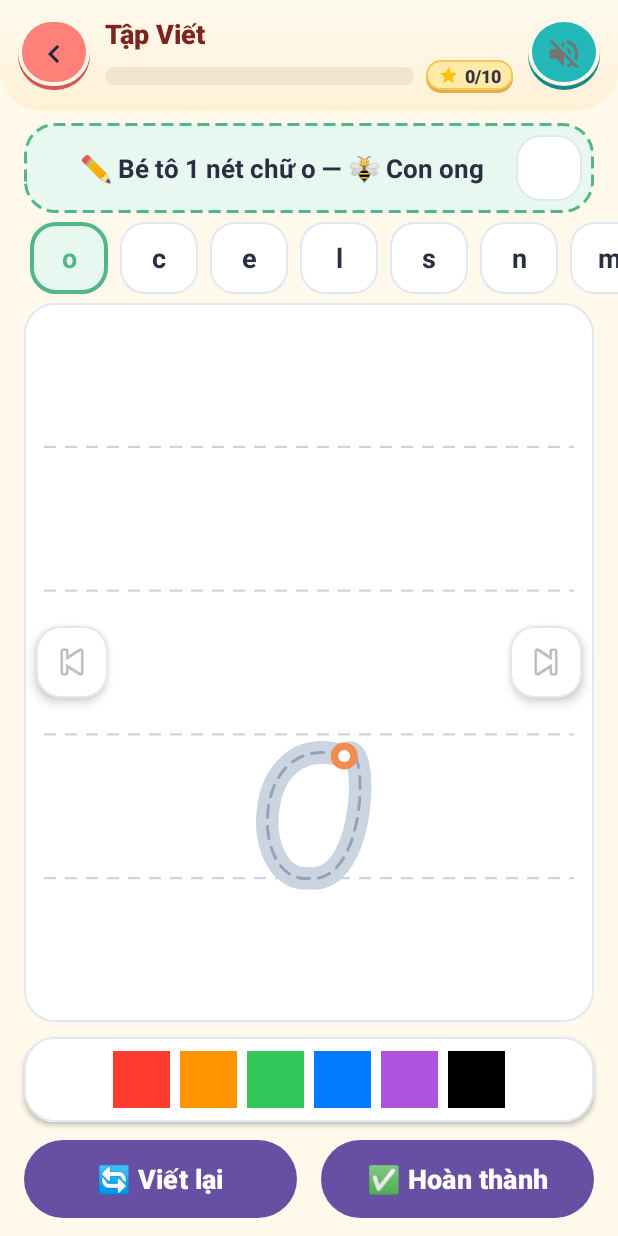
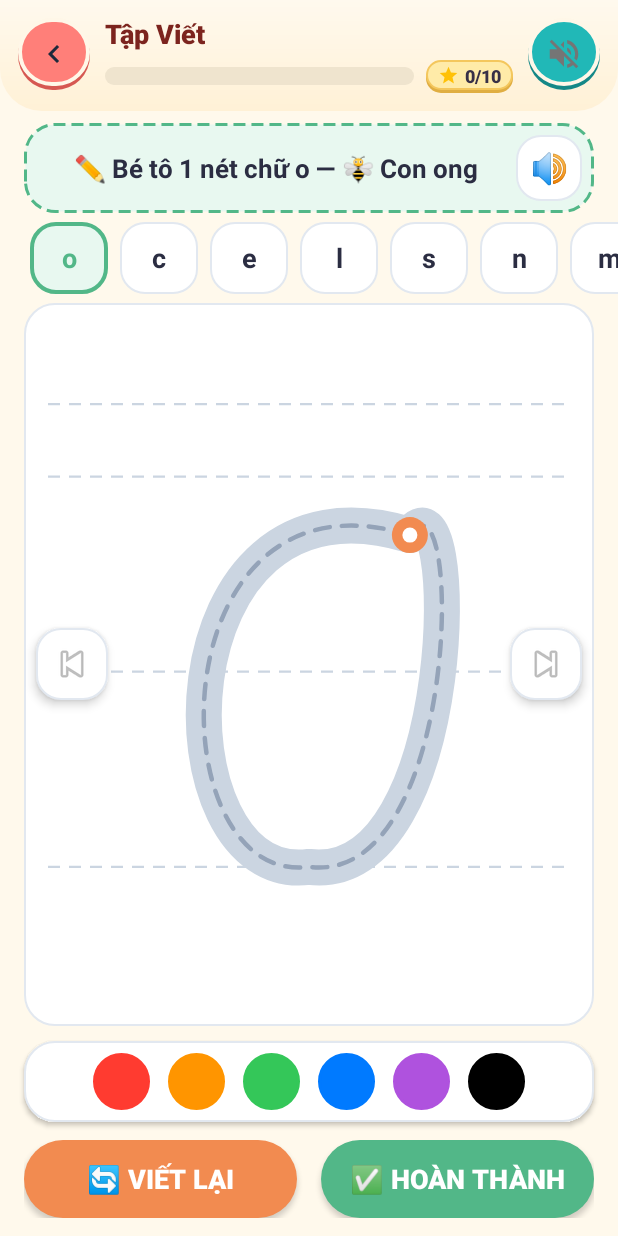
Before and after one commit to dinhanhduc2006-source/Happy-Kids-Learn, an Android app: the HandwritingActivity screen opened directly, with no data from a screen before it, on a phone screen of 412 x 824 dp. Run offline under Robolectric (Android 15) with nearby library versions, the phone set to English and light mode, and no system bars.

Commit message:
style(m3): căn giữa, phóng to chữ mẫu và sửa màu nút cho mini-game Tập viết

```diff
--- a/app/src/main/java/com/example/happykidlearn/member3/handwriting/HandwritingActivity.java
+++ b/app/src/main/java/com/example/happykidlearn/member3/handwriting/HandwritingActivity.java
@@ -115,7 +115,7 @@ public class HandwritingActivity extends BaseGameActivity {
     private void setupControls() {
         ImageButton btnPrev = findViewById(R.id.btn_m3_prev);
         ImageButton btnNext = findViewById(R.id.btn_m3_next);
-        ImageButton btnSpeak = findViewById(R.id.btn_m3_speak);
+        View btnSpeak = findViewById(R.id.btn_m3_speak);
 
         Button btnClear = findViewById(R.id.btn_m3_clear);
         Button btnFinish = findViewById(R.id.btn_m3_finish_letter);
--- a/app/src/main/java/com/example/happykidlearn/member3/handwriting/HandwritingBoardView.java
+++ b/app/src/main/java/com/example/happykidlearn/member3/handwriting/HandwritingBoardView.java
@@ -56,7 +56,7 @@ public class HandwritingBoardView extends View {
 
     private void init() {
         float density = getResources().getDisplayMetrics().density;
-        strokeWidthPx = 24f * density;
+        strokeWidthPx = 28f * density; // Nét vẽ của bé dày 28dp mượt mà
 
         // Dòng kẻ mờ vở ô ly
         gridPaint = new Paint(Paint.ANTI_ALIAS_FLAG);
@@ -65,24 +65,24 @@ public class HandwritingBoardView extends View {
         gridPaint.setStrokeWidth(1.5f * density);
         gridPaint.setPathEffect(new DashPathEffect(new float[]{8f * density, 6f * density}, 0));
 
-        // Nét chữ mẫu 1 nét dày màu xám nhạt mờ (15dp)
+        // Nét chữ mẫu 1 nét dày mờ (24dp)
         guideThickPaint = new Paint(Paint.ANTI_ALIAS_FLAG);
         guideThickPaint.setColor(Color.parseColor("#CBD5E1"));
         guideThickPaint.setStyle(Paint.Style.STROKE);
-        guideThickPaint.setStrokeWidth(15f * density);
+        guideThickPaint.setStrokeWidth(24f * density);
         guideThickPaint.setStrokeCap(Paint.Cap.ROUND);
         guideThickPaint.setStrokeJoin(Paint.Join.ROUND);
 
-        // Nét đứt lõi chính giữa (2dp) cho cảm giác chữ nét đứt đúng vở tập viết
+        // Nét đứt lõi chính giữa (3dp) cho cảm giác chữ nét đứt đúng vở tập viết
         guideCorePaint = new Paint(Paint.ANTI_ALIAS_FLAG);
         guideCorePaint.setColor(Color.parseColor("#94A3B8"));
         guideCorePaint.setStyle(Paint.Style.STROKE);
-        guideCorePaint.setStrokeWidth(2f * density);
+        guideCorePaint.setStrokeWidth(3f * density);
         guideCorePaint.setStrokeCap(Paint.Cap.ROUND);
         guideCorePaint.setStrokeJoin(Paint.Join.ROUND);
-        guideCorePaint.setPathEffect(new DashPathEffect(new float[]{8f * density, 6f * density}, 0));
+        guideCorePaint.setPathEffect(new DashPathEffect(new float[]{10f * density, 8f * density}, 0));
 
-        // Chấm tròn điểm đặt bút màu cam san hô
+        // Chấm tròn điểm đặt bút màu cam san hô (bán kính outer 12dp)
         startDotOuterPaint = new Paint(Paint.ANTI_ALIAS_FLAG);
         startDotOuterPaint.setColor(Color.parseColor("#F28B50"));
         startDotOuterPaint.setStyle(Paint.Style.FILL);
@@ -117,25 +117,30 @@ public class HandwritingBoardView extends View {
 
         if (width == 0 || height == 0) return;
 
-        // 1. Vẽ dòng kẻ ngang ô ly mờ kiểu vở tiểu học
-        float lineSpacing = height / 5f;
-        for (int i = 1; i < 5; i++) {
-            float y = lineSpacing * i;
-            canvas.drawLine(20, y, width - 20, y, gridPaint);
+        // 1. Vẽ 4 đường kẻ ngang ô ly mờ chuẩn mốc cân đối (0.14f, 0.24f, 0.51f, 0.78f)
+        float[] gridY = {
+                height * 0.14f, // Đỉnh chữ cao (l)
+                height * 0.24f, // Đỉnh chữ thường (o, c, e...)
+                height * 0.51f, // Đường trung bình giữa
+                height * 0.78f  // Đường kẻ đáy (chân chữ)
+        };
+
+        for (float y : gridY) {
+            canvas.drawLine(24, y, width - 24, y, gridPaint);
         }
 
-        // 2. Tạo Path chữ mẫu 1 nét duy nhất (single-stroke centerline)
+        // 2. Tạo Path chữ mẫu 1 nét phóng to & căn chính giữa
         float[] startPoint = new float[2];
         Path guidePath = createCenterlineLetterPath(guideText, width, height, startPoint);
 
-        // Vẽ lớp nét mờ rộng và nét đứt lõi chính giữa
+        // Vẽ lớp nét mờ rộng (24dp) và nét đứt lõi chính giữa (3dp)
         canvas.drawPath(guidePath, guideThickPaint);
         canvas.drawPath(guidePath, guideCorePaint);
 
         // 3. Vẽ chấm tròn điểm đặt bút (Cam san hô) ĐÚNG tại tọa độ đầu tiên (x0, y0) của Path
         float density = getResources().getDisplayMetrics().density;
-        canvas.drawCircle(startPoint[0], startPoint[1], 9f * density, startDotOuterPaint);
-        canvas.drawCircle(startPoint[0], startPoint[1], 4f * density, startDotInnerPaint);
+        canvas.drawCircle(startPoint[0], startPoint[1], 12f * density, startDotOuterPaint);
+        canvas.drawCircle(startPoint[0], startPoint[1], 5f * density, startDotInnerPaint);
 
         // 4. Vẽ duy nhất 1 nét liền mạch do trẻ tô
         if (currentPath != null) {
@@ -144,128 +149,126 @@ public class HandwritingBoardView extends View {
     }
 
     /**
-     * Dựng Path nét đơn (Centerline Path) 100% chữ thường theo chuẩn ô ly vở tập viết
+     * Dựng Path nét đơn (Centerline Path) phóng to & căn chính giữa bảng
      */
     private Path createCenterlineLetterPath(String letter, float width, float height, float[] outStartPoint) {
         Path path = new Path();
-        float lineSpacing = height / 5f;
 
-        float y1 = lineSpacing * 1; // đường kẻ trên cùng
-        float y2 = lineSpacing * 2; // đường trung bình trên
-        float y3 = lineSpacing * 3; // đường kẻ giữa (đỉnh chữ thường)
-        float y4 = lineSpacing * 4; // đường kẻ đáy (chân chữ)
+        float y1 = height * 0.14f; // đường kẻ trên cùng (dành cho chữ l)
+        float y2 = height * 0.24f; // đỉnh chữ thường (topY)
+        float y3 = height * 0.51f; // đường giữa
+        float y4 = height * 0.78f; // đường kẻ đáy (baseLine)
 
-        float h = y4 - y3;       // chiều cao chuẩn của chữ thường (o, c, e...)
-        float w = h * 0.70f;     // chiều rộng chuẩn của chữ
+        float h = y4 - y2;         // chiều cao chữ thường ~ 54% chiều cao bảng
+        float w = h * 0.68f;       // chiều rộng chữ thường cân đối
         float cx = width / 2f;
-        float cy = (y3 + y4) / 2f;
+        float cy = y3;
 
-        float topY = y3;
+        float topY = y2;
         float bottomY = y4;
 
-        if (letter == null) letter = "o";
+        String target = letter != null ? letter.toLowerCase() : "o";
 
-        switch (letter.toLowerCase()) {
+        switch (target) {
             case "o": {
-                // Khởi đầu từ đỉnh bên phải, xoay vòng tròn sang trái mượt mà
-                float x0 = cx + w * 0.35f;
+                float x0 = cx + w * 0.38f;
                 float y0 = topY + h * 0.15f;
                 path.moveTo(x0, y0);
                 path.cubicTo(
-                        cx - w * 0.6f, topY - h * 0.05f,
-                        cx - w * 0.6f, bottomY + h * 0.05f,
+                        cx - w * 0.58f, topY - h * 0.05f,
+                        cx - w * 0.58f, bottomY + h * 0.05f,
                         cx, bottomY
                 );
                 path.cubicTo(
-                        cx + w * 0.6f, bottomY + h * 0.05f,
-                        cx + w * 0.6f, topY - h * 0.05f,
+                        cx + w * 0.58f, bottomY + h * 0.05f,
+                        cx + w * 0.58f, topY - h * 0.05f,
                         x0, y0
                 );
                 if (outStartPoint != null) { outStartPoint[0] = x0; outStartPoint[1] = y0; }
                 break;
             }
             case "c": {
-                float x0 = cx + w * 0.40f;
+                float x0 = cx + w * 0.42f;
                 float y0 = topY + h * 0.20f;
                 path.moveTo(x0, y0);
                 path.cubicTo(
-                        cx - w * 0.5f, topY - h * 0.05f,
-                        cx - w * 0.5f, bottomY + h * 0.05f,
-                        x0, bottomY - h * 0.15f
+                        cx - w * 0.52f, topY - h * 0.05f,
+                        cx - w * 0.52f, bottomY + h * 0.05f,
+                        x0, bottomY - h * 0.18f
                 );
                 if (outStartPoint != null) { outStartPoint[0] = x0; outStartPoint[1] = y0; }
                 break;
             }
             case "e": {
-                float x0 = cx - w * 0.35f;
+                float x0 = cx - w * 0.38f;
                 float y0 = cy + h * 0.08f;
                 path.moveTo(x0, y0);
-                path.lineTo(cx + w * 0.35f, y0);
+                path.lineTo(cx + w * 0.38f, y0);
                 path.cubicTo(
-                        cx + w * 0.5f, topY - h * 0.10f,
-                        cx - w * 0.5f, topY - h * 0.10f,
-                        cx - w * 0.4f, cy + h * 0.2f
+                        cx + w * 0.52f, topY - h * 0.10f,
+                        cx - w * 0.52f, topY - h * 0.10f,
+                        cx - w * 0.42f, cy + h * 0.2f
                 );
                 path.cubicTo(
-                        cx - w * 0.3f, bottomY + h * 0.08f,
-                        cx + w * 0.25f, bottomY + h * 0.08f,
-                        cx + w * 0.40f, bottomY - h * 0.15f
+                        cx - w * 0.32f, bottomY + h * 0.08f,
+                        cx + w * 0.28f, bottomY + h * 0.08f,
+                        cx + w * 0.42f, bottomY - h * 0.18f
                 );
                 if (outStartPoint != null) { outStartPoint[0] = x0; outStartPoint[1] = y0; }
                 break;
             }
             case "l": {
-                // Chữ l vươn cao lên đường kẻ y1
+                // Chữ l vươn cao lên đường kẻ y1 (0.14f)
                 float x0 = cx - w * 0.20f;
-                float y0 = y2 + h * 0.3f;
+                float y0 = y3;
                 path.moveTo(x0, y0);
                 path.cubicTo(
-                        cx + w * 0.35f, y1 - h * 0.05f,
+                        cx + w * 0.38f, y1 - h * 0.05f,
                         cx + w * 0.05f, y1 - h * 0.05f,
                         cx - w * 0.05f, y2 + h * 0.5f
                 );
-                path.lineTo(cx - w * 0.05f, y4 - h * 0.2f);
-                path.quadTo(cx - w * 0.05f, y4, cx + w * 0.35f, y4 - h * 0.05f);
+                path.lineTo(cx - w * 0.05f, bottomY - h * 0.2f);
+                path.quadTo(cx - w * 0.05f, bottomY, cx + w * 0.38f, bottomY - h * 0.05f);
                 if (outStartPoint != null) { outStartPoint[0] = x0; outStartPoint[1] = y0; }
                 break;
             }
             case "s": {
-                float x0 = cx + w * 0.35f;
+                float x0 = cx + w * 0.38f;
                 float y0 = topY + h * 0.18f;
                 path.moveTo(x0, y0);
                 path.cubicTo(
-                        cx - w * 0.4f, topY - h * 0.08f,
-                        cx - w * 0.3f, cy - h * 0.05f,
+                        cx - w * 0.42f, topY - h * 0.08f,
+                        cx - w * 0.32f, cy - h * 0.05f,
                         cx, cy
                 );
                 path.cubicTo(
-                        cx + w * 0.4f, cy + h * 0.05f,
-                        cx + w * 0.4f, bottomY + h * 0.08f,
-                        cx - w * 0.35f, bottomY - h * 0.1f
+                        cx + w * 0.42f, cy + h * 0.05f,
+                        cx + w * 0.42f, bottomY + h * 0.08f,
+                        cx - w * 0.38f, bottomY - h * 0.1f
                 );
                 if (outStartPoint != null) { outStartPoint[0] = x0; outStartPoint[1] = y0; }
                 break;
             }
             case "n": {
-                float x0 = cx - w * 0.35f;
-                float y0 = topY + h * 0.1f;
+                float x0 = cx - w * 0.38f;
+                float y0 = topY + h * 0.10f;
                 path.moveTo(x0, y0);
                 path.lineTo(x0, bottomY);
                 path.moveTo(x0, topY + h * 0.35f);
                 path.cubicTo(
                         cx - w * 0.15f, topY - h * 0.05f,
-                        cx + w * 0.35f, topY - h * 0.05f,
-                        cx + w * 0.35f, topY + h * 0.5f
+                        cx + w * 0.38f, topY - h * 0.05f,
+                        cx + w * 0.38f, topY + h * 0.5f
                 );
-                path.lineTo(cx + w * 0.35f, bottomY - h * 0.1f);
-                path.quadTo(cx + w * 0.35f, bottomY, cx + w * 0.50f, bottomY);
+                path.lineTo(cx + w * 0.38f, bottomY - h * 0.1f);
+                path.quadTo(cx + w * 0.38f, bottomY, cx + w * 0.52f, bottomY);
                 if (outStartPoint != null) { outStartPoint[0] = x0; outStartPoint[1] = y0; }
                 break;
             }
             case "m": {
-                float wM = w * 1.3f;
+                float wM = w * 1.35f;
                 float x0 = cx - wM * 0.40f;
-                float y0 = topY + h * 0.1f;
+                float y0 = topY + h * 0.10f;
                 path.moveTo(x0, y0);
                 path.lineTo(x0, bottomY);
 
@@ -290,25 +293,25 @@ public class HandwritingBoardView extends View {
             }
             case "v": {
                 float x0 = cx - w * 0.45f;
-                float y0 = topY + h * 0.1f;
+                float y0 = topY + h * 0.10f;
                 path.moveTo(x0, y0);
                 path.lineTo(cx - w * 0.05f, bottomY - h * 0.05f);
                 path.quadTo(cx, bottomY, cx + w * 0.1f, bottomY - h * 0.05f);
-                path.lineTo(cx + w * 0.45f, topY + h * 0.1f);
+                path.lineTo(cx + w * 0.45f, topY + h * 0.10f);
                 path.quadTo(cx + w * 0.55f, topY, cx + w * 0.6f, topY + h * 0.05f);
                 if (outStartPoint != null) { outStartPoint[0] = x0; outStartPoint[1] = y0; }
                 break;
             }
             case "r": {
                 float x0 = cx - w * 0.35f;
-                float y0 = topY + h * 0.1f;
+                float y0 = topY + h * 0.10f;
                 path.moveTo(x0, y0);
                 path.lineTo(x0, bottomY);
                 path.moveTo(x0, topY + h * 0.35f);
                 path.cubicTo(
                         cx - w * 0.10f, topY - h * 0.05f,
-                        cx + w * 0.35f, topY - h * 0.05f,
-                        cx + w * 0.45f, topY + h * 0.2f
+                        cx + w * 0.38f, topY - h * 0.05f,
+                        cx + w * 0.48f, topY + h * 0.2f
                 );
                 if (outStartPoint != null) { outStartPoint[0] = x0; outStartPoint[1] = y0; }
                 break;
@@ -316,18 +319,18 @@ public class HandwritingBoardView extends View {
             case "u":
             default: {
                 float x0 = cx - w * 0.40f;
-                float y0 = topY + h * 0.1f;
+                float y0 = topY + h * 0.10f;
                 path.moveTo(x0, y0);
                 path.lineTo(x0, bottomY - h * 0.25f);
                 path.cubicTo(
                         x0, bottomY + h * 0.05f,
-                        cx + w * 0.30f, bottomY + h * 0.05f,
-                        cx + w * 0.30f, bottomY - h * 0.25f
+                        cx + w * 0.32f, bottomY + h * 0.05f,
+                        cx + w * 0.32f, bottomY - h * 0.25f
                 );
-                path.lineTo(cx + w * 0.30f, topY + h * 0.1f);
-                path.moveTo(cx + w * 0.30f, topY + h * 0.35f);
-                path.lineTo(cx + w * 0.30f, bottomY - h * 0.1f);
-                path.quadTo(cx + w * 0.30f, bottomY, cx + w * 0.45f, bottomY);
+                path.lineTo(cx + w * 0.32f, topY + h * 0.10f);
+                path.moveTo(cx + w * 0.32f, topY + h * 0.35f);
+                path.lineTo(cx + w * 0.32f, bottomY - h * 0.10f);
+                path.quadTo(cx + w * 0.32f, bottomY, cx + w * 0.48f, bottomY);
                 if (outStartPoint != null) { outStartPoint[0] = x0; outStartPoint[1] = y0; }
                 break;
             }
@@ -342,7 +345,6 @@ public class HandwritingBoardView extends View {
 
         switch (event.getAction()) {
             case MotionEvent.ACTION_DOWN:
-                // RÀNG BUỘC 1 NÉT: Xóa sạch nét cũ khi chạm ngón tay mới
                 currentPath = new Path();
                 setupNewPaint();
                 currentPath.moveTo(x, y);
--- /dev/null
+++ b/app/src/main/res/drawable/m3_color_dot.xml
@@ -0,0 +1,6 @@
+<?xml version="1.0" encoding="utf-8"?>
+<shape xmlns:android="http://schemas.android.com/apk/res/android"
+    android:shape="oval">
+    <solid android:color="#FFFFFF" />
+    <stroke android:width="2dp" android:color="#FFFFFF" />
+</shape>
--- a/app/src/main/res/layout/activity_m3_handwriting.xml
+++ b/app/src/main/res/layout/activity_m3_handwriting.xml
@@ -1,5 +1,6 @@
 <?xml version="1.0" encoding="utf-8"?>
 <LinearLayout xmlns:android="http://schemas.android.com/apk/res/android"
+    xmlns:app="http://schemas.android.com/apk/res-auto"
     android:layout_width="match_parent"
     android:layout_height="match_parent"
     android:orientation="vertical"
@@ -26,21 +27,24 @@
             android:layout_height="wrap_content"
             android:layout_weight="1"
             android:gravity="center"
-            android:paddingStart="8dp"
+            android:paddingHorizontal="8dp"
             android:text="✏️ Bé tô 1 nét chữ o — 🐝 Con ong"
             android:textColor="@color/m3_text_main"
             android:textSize="17sp"
             android:textStyle="bold" />
 
-        <ImageButton
+        <TextView
             android:id="@+id/btn_m3_speak"
             android:layout_width="44dp"
             android:layout_height="44dp"
             android:background="@drawable/m3_bg_item_tile"
-            android:contentDescription="Phát âm"
-            android:padding="8dp"
-            android:scaleType="centerInside"
-            android:src="@android:drawable/ic_lock_silent_mode_off" />
+            android:text="🔊"
+            android:textSize="20sp"
+            android:textColor="@color/m3_text_main"
+            android:gravity="center"
+            android:clickable="true"
+            android:focusable="true"
+            android:contentDescription="Phát âm" />
     </LinearLayout>
 
     <!-- HÀNG CHỌN BÀI HỌC (Horizontal Lesson Selector - CHỮ THƯỜNG) -->
@@ -126,52 +130,58 @@
         android:elevation="2dp"
         android:gravity="center"
         android:orientation="horizontal"
-        android:padding="6dp">
+        android:padding="8dp">
 
         <View
             android:id="@+id/color_red"
             android:layout_width="38dp"
             android:layout_height="38dp"
-            android:layout_margin="3dp"
-            android:background="@color/m3_color_red" />
+            android:layout_marginHorizontal="6dp"
+            android:background="@drawable/m3_color_dot"
+            android:backgroundTint="@color/m3_color_red" />
 
         <View
             android:id="@+id/color_orange"
             android:layout_width="38dp"
             android:layout_height="38dp"
-            android:layout_margin="3dp"
-            android:background="@color/m3_color_orange" />
+            android:layout_marginHorizontal="6dp"
+            android:background="@drawable/m3_color_dot"
+            android:backgroundTint="@color/m3_color_orange" />
 
         <View
             android:id="@+id/color_green"
             android:layout_width="38dp"
             android:layout_height="38dp"
-            android:layout_margin="3dp"
-            android:background="@color/m3_color_green" />
+            android:layout_marginHorizontal="6dp"
+            android:background="@drawable/m3_color_dot"
+            android:backgroundTint="@color/m3_color_green" />
 
         <View
             android:id="@+id/color_blue"
             android:layout_width="38dp"
             android:layout_height="38dp"
-            android:layout_margin="3dp"
-            android:background="@color/m3_color_blue" />
+            android:layout_marginHorizontal="6dp"
+            android:background="@drawable/m3_color_dot"
+            android:backgroundTint="@color/m3_color_blue" />
 
         <View
             android:id="@+id/color_purple"
             android:layout_width="38dp"
             android:layout_height="38dp"
-            android:layout_margin="3dp"
-            android:background="@color/m3_color_purple" />
+            android:layout_marginHorizontal="6dp"
+            android:background="@drawable/m3_color_dot"
+            android:backgroundTint="@color/m3_color_purple" />
 
         <View
             android:id="@+id/color_black"
             android:layout_width="38dp"
             android:layout_height="38dp"
-            android:layout_margin="3dp"
-            android:background="@color/m3_color_black" />
+            android:layout_marginHorizontal="6dp"
+            android:background="@drawable/m3_color_dot"
+            android:backgroundTint="@color/m3_color_black" />
     </LinearLayout>
 
-    <!-- ĐÁY MÀN HÌNH (Viết lại & Hoàn thành) -->
+    <!-- ĐÁY MÀN HÌNH (Viết lại & Hoàn thành - dùng AppCompatButton để giữ đúng màu background) -->
     <LinearLayout
         android:layout_width="match_parent"
         android:layout_height="wrap_content"
@@ -180,25 +190,27 @@
         android:paddingHorizontal="16dp"
         android:paddingVertical="12dp">
 
-        <Button
+        <androidx.appcompat.widget.AppCompatButton
             android:id="@+id/btn_m3_clear"
             android:layout_width="0dp"
             android:layout_height="52dp"
             android:layout_marginEnd="8dp"
             android:layout_weight="1"
             android:background="@drawable/m3_btn_pill_orange"
+            app:backgroundTint="@null"
             android:text="🔄 Viết lại"
             android:textColor="#FFFFFF"
             android:textSize="18sp"
             android:textStyle="bold" />
 
-        <Button
+        <androidx.appcompat.widget.AppCompatButton
             android:id="@+id/btn_m3_finish_letter"
             android:layout_width="0dp"
             android:layout_height="52dp"
             android:layout_marginStart="8dp"
             android:layout_weight="1"
             android:background="@drawable/m3_btn_pill_green"
+            app:backgroundTint="@null"
             android:text="✅ Hoàn thành"
             android:textColor="#FFFFFF"
             android:textSize="18sp"
```
